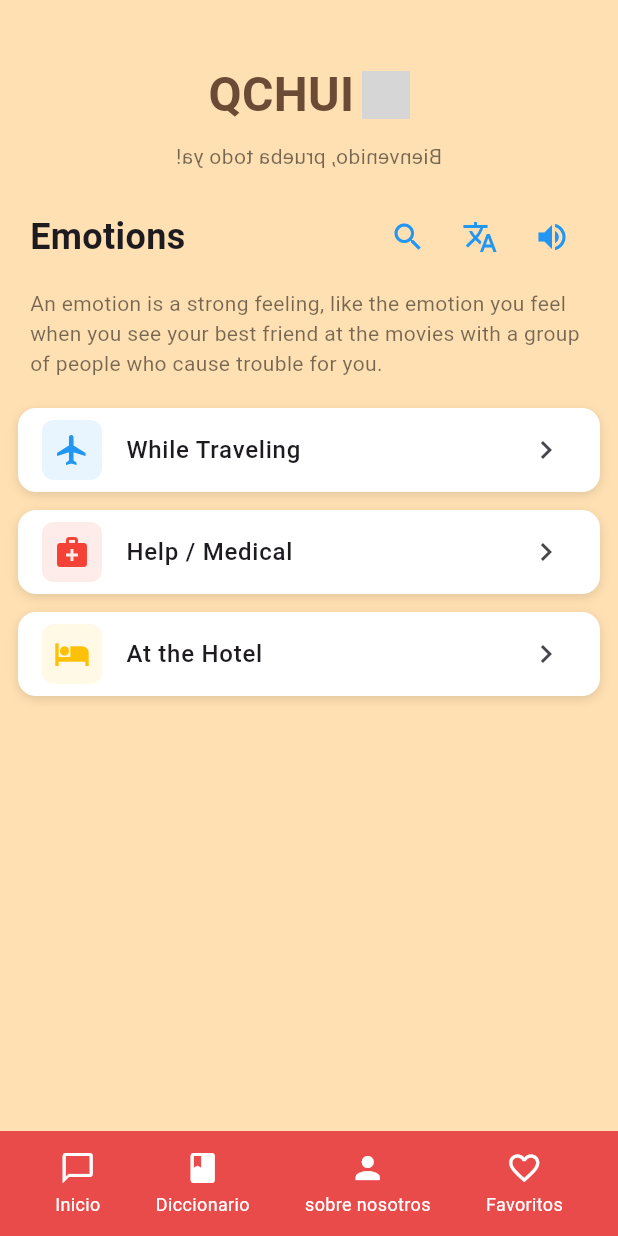
After one commit to Honorio-Morales/AppQCHUI, a Flutter app: the QchuiHomePage screen opened directly, on a phone screen of 412 x 824 dp. The commit adds this screen. Run offline on Flutter 3.47's test engine with Material 3 defaults, Android fonts, the phone set to English and light mode, and no system bars; grey boxes are pictures that could not be loaded.

Commit message:
feat: añadir el home del figma

```diff
--- a/4. Desarrollo/AppQCHUI/lib/main.dart
+++ b/4. Desarrollo/AppQCHUI/lib/main.dart
@@ -4,6 +4,8 @@ import 'package:AppQCHUI/screens/favorites_screen.dart';
 import 'package:AppQCHUI/screens/questions_screen.dart';
 import 'package:AppQCHUI/screens/comunity_screen.dart';
 import 'package:AppQCHUI/screens/info_screen.dart';
+import 'package:AppQCHUI/screens/home.dart';
+
 
 void main() {
   runApp(const TradduchuaApp());
--- /dev/null
+++ b/4. Desarrollo/AppQCHUI/lib/screens/home.dart
@@ -0,0 +1,222 @@
+import 'package:flutter/material.dart';
+
+void main() {
+  runApp(QchuiApp());
+}
+
+class QchuiApp extends StatelessWidget {
+  @override
+  Widget build(BuildContext context) {
+    return MaterialApp(
+      debugShowCheckedModeBanner: false,
+      theme: ThemeData(
+        primaryColor: Color(0xFFE94B4B),
+        scaffoldBackgroundColor: Colors.white,
+        fontFamily: 'Roboto',
+      ),
+      home: QchuiHomePage(),
+    );
+  }
+}
+
+class QchuiHomePage extends StatelessWidget {
+  @override
+  Widget build(BuildContext context) {
+    return Scaffold(
+      body: Column(
+        children: [
+          // Logo header
+          Container(
+            padding: EdgeInsets.fromLTRB(20, 40, 20, 10),
+            alignment: Alignment.center,
+            child: Column(
+              children: [
+                // Logo with "USA EL QUECHUA" circular text
+                Row(
+                  mainAxisAlignment: MainAxisAlignment.center,
+                  children: [
+                    Text(
+                      "QCHUI",
+                      style: TextStyle(
+                        color: Color(0xFF6B4B35),
+                        fontSize: 32,
+                        fontWeight: FontWeight.bold,
+                      ),
+                    ),
+                    SizedBox(width: 5),
+                    Image.asset(
+                      'assets/small_character.png', // Agregar ícono pequeño del personaje
+                      height: 32,
+                      width: 32,
+                    ),
+                  ],
+                ),
+                SizedBox(height: 8),
+                // Reversed text for "Bienvenido, prueba todo ya!"
+                Transform(
+                  transform: Matrix4.rotationY(3.14159),
+                  alignment: Alignment.center,
+                  child: Text(
+                    "Bienvenido, prueba todo ya!",
+                    style: TextStyle(
+                      color: Colors.black54,
+                      fontSize: 14,
+                    ),
+                  ),
+                ),
+              ],
+            ),
+          ),
+
+          // Emotions section
+          Container(
+            padding: EdgeInsets.symmetric(horizontal: 20, vertical: 10),
+            alignment: Alignment.centerLeft,
+            child: Row(
+              mainAxisAlignment: MainAxisAlignment.spaceBetween,
+              children: [
+                Text(
+                  "Emotions",
+                  style: TextStyle(
+                    fontSize: 24,
+                    fontWeight: FontWeight.bold,
+                  ),
+                ),
+                Row(
+                  children: [
+                    IconButton(
+                      icon: Icon(Icons.search, color: Colors.blue),
+                      onPressed: () {},
+                    ),
+                    IconButton(
+                      icon: Icon(Icons.translate, color: Colors.blue),
+                      onPressed: () {},
+                    ),
+                    IconButton(
+                      icon: Icon(Icons.volume_up, color: Colors.blue),
+                      onPressed: () {},
+                    ),
+                  ],
+                ),
+              ],
+            ),
+          ),
+
+          // Description text
+          Container(
+            padding: EdgeInsets.symmetric(horizontal: 20),
+            child: Text(
+              "An emotion is a strong feeling, like the emotion you feel when you see your best friend at the movies with a group of people who cause trouble for you.",
+              style: TextStyle(
+                color: Colors.black54,
+                fontSize: 14,
+              ),
+            ),
+          ),
+
+          SizedBox(height: 20),
+
+          // Category cards
+          buildCategoryCard(
+            context,
+            icon: Icons.flight,
+            iconColor: Colors.blue,
+            title: "While Traveling",
+          ),
+
+          SizedBox(height: 12),
+
+          buildCategoryCard(
+            context,
+            icon: Icons.medical_services,
+            iconColor: Colors.red,
+            title: "Help / Medical",
+          ),
+
+          SizedBox(height: 12),
+
+          buildCategoryCard(
+            context,
+            icon: Icons.hotel,
+            iconColor: Colors.amber,
+            title: "At the Hotel",
+          ),
+
+          Spacer(),
+
+          // Bottom navigation bar
+          Container(
+            height: 70,
+            color: Color(0xFFE94B4B),
+            child: Row(
+              mainAxisAlignment: MainAxisAlignment.spaceEvenly,
+              children: [
+                buildNavBarItem(Icons.chat_bubble_outline, "Inicio"),
+                buildNavBarItem(Icons.book, "Diccionario"),
+                buildNavBarItem(Icons.person, "sobre nosotros"),
+                buildNavBarItem(Icons.favorite_border_outlined, "Favoritos"),
+              ],
+            ),
+          ),
+        ],
+      ),
+    );
+  }
+
+  Widget buildCategoryCard(BuildContext context, {
+    required IconData icon,
+    required Color iconColor,
+    required String title,
+  }) {
+    return Container(
+      margin: EdgeInsets.symmetric(horizontal: 12),
+      decoration: BoxDecoration(
+        color: Colors.white,
+        borderRadius: BorderRadius.circular(12),
+        boxShadow: [
+          BoxShadow(
+            color: Colors.black12,
+            blurRadius: 5,
+            offset: Offset(0, 2),
+          ),
+        ],
+      ),
+      child: ListTile(
+        leading: Container(
+          padding: EdgeInsets.all(8),
+          decoration: BoxDecoration(
+            color: iconColor.withOpacity(0.1),
+            borderRadius: BorderRadius.circular(8),
+          ),
+          child: Icon(icon, color: iconColor),
+        ),
+        title: Text(
+          title,
+          style: TextStyle(
+            fontWeight: FontWeight.w500,
+            fontSize: 16,
+          ),
+        ),
+        trailing: Icon(Icons.chevron_right),
+        onTap: () {},
+      ),
+    );
+  }
+
+  Widget buildNavBarItem(IconData icon, String label) {
+    return Column(
+      mainAxisAlignment: MainAxisAlignment.center,
+      children: [
+        Icon(icon, color: Colors.white),
+        SizedBox(height: 4),
+        Text(
+          label,
+          style: TextStyle(
+            color: Colors.white,
+            fontSize: 12,
+          ),
+        ),
+      ],
+    );
+  }
+}
```
